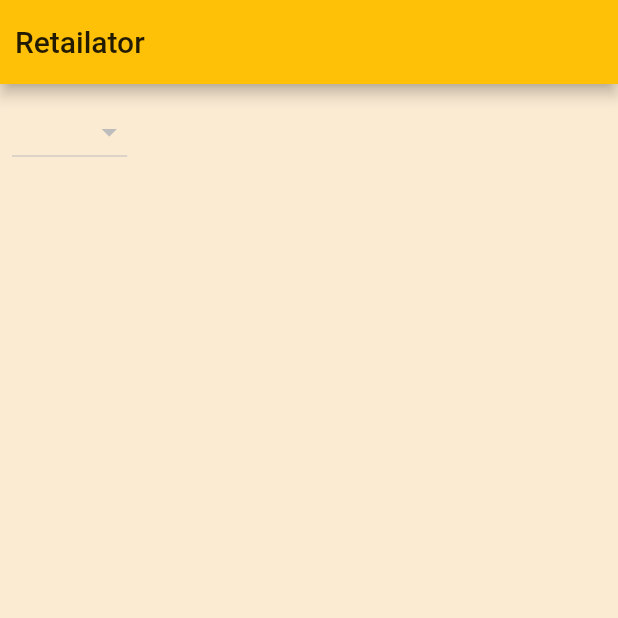
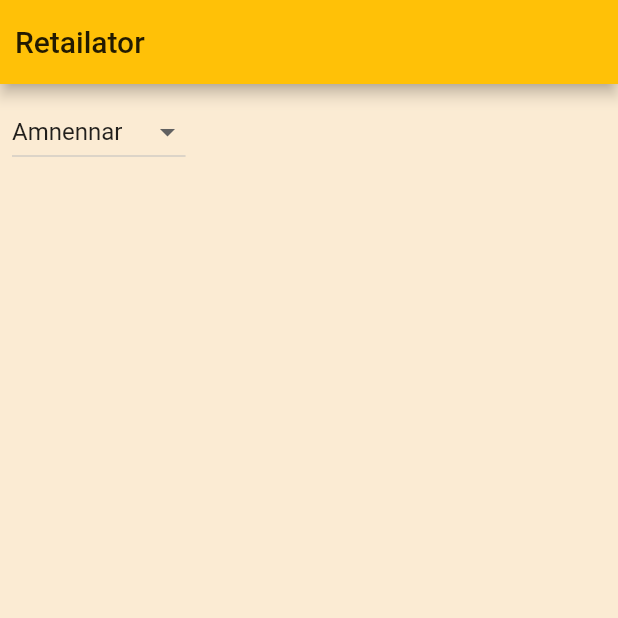
Before and after one commit to plcharl/retailator, a Flutter app: the screen it shows after launch, on a phone screen of 412 x 824 dp, the top half of it. Run offline on Flutter 3.47's test engine with Material 2 defaults, Android fonts, the phone set to English and light mode, and no system bars.

Commit message:
Refactor project for TDD & clean architecture development
fix dropdown menu in home_page.dart

```diff
--- a/retailator/lib/home_page.dart
+++ b/retailator/lib/home_page.dart
@@ -23,9 +23,7 @@ class _MyHomePageState extends State<MyHomePage> {
 
   @override
   Widget build(BuildContext context) {
-    // This method is rerun every time setState is called, for instance as done
-    // by the _incrementCounter method above.
-    //
+    // This method is rerun every time setState is called==
     // The Flutter framework has been optimized to make rerunning build methods
     // fast, so that you can just rebuild anything that needs updating rather
     // than having to individually change instances of widgets.
@@ -37,9 +35,9 @@ class _MyHomePageState extends State<MyHomePage> {
         titleSpacing: 10.0,
       ),
       body: SafeArea(
-        top: false,         // pour permettre les notifs venant du haut de l'ecran ?
+        top: false,         // pour permettre les notifs venant du haut de l'écran ?
         child: Container(
-          color: Colors.orange.withAlpha(40),
+          decoration: BoxDecoration(color: Colors.orange.withAlpha(40)),
           alignment: Alignment.center,
           child: Column(
             children: [
@@ -48,10 +46,19 @@ class _MyHomePageState extends State<MyHomePage> {
                   ButtonBar(
                     children: [
                       DropdownButton(
-                        items: <String>['server1','server2','server3'].map<DropdownMenuItem<String>>((String value) {
+                        value: sInitialServer,
+                        //dropdownColor: Colors.white54,
+                        hint: Text('Select server'),
+                        onChanged: (String newValue){
+                          setState(() {
+                            sInitialServer = newValue;
+                          });
+                        },
+                        items: <String>['Amnennar','server2','server3']
+                            .map<DropdownMenuItem<String>>((String value) {
                             return DropdownMenuItem(
-                            value: value,
-                            child: Text(value)
+                              value: value,
+                              child: Text(value)
                             );
                         }
                       ).toList(),
```
Also changed, not shown: 1 other file.
